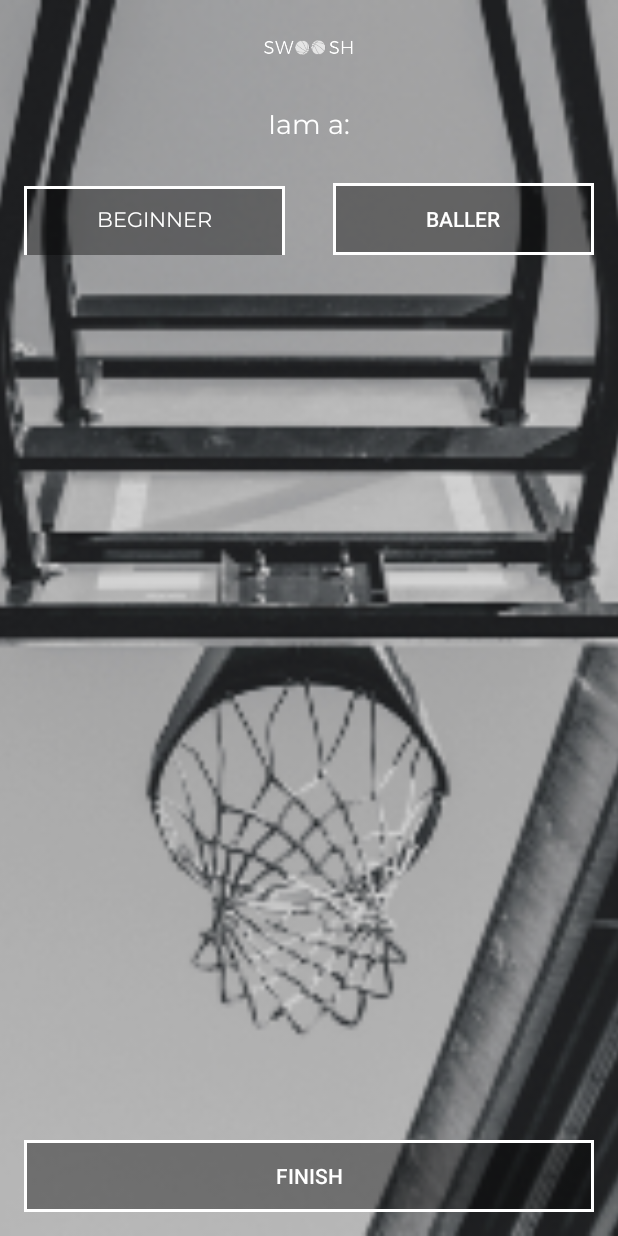
After one commit to iOSMobileBrian/SwooshClone, an Android app: the SkillActivity screen opened directly, with no data from a screen before it, on a phone screen of 412 x 824 dp. The commit adds this screen. Run offline under Robolectric (Android 15) with nearby library versions, the phone set to English and light mode, and no system bars.

Commit message:
Lesson 4- added new activity, layout, and intent

```diff
--- a/app/src/main/AndroidManifest.xml
+++ b/app/src/main/AndroidManifest.xml
@@ -9,6 +9,10 @@
             android:roundIcon="@mipmap/ic_launcher_round"
             android:supportsRtl="true"
             android:theme="@style/AppTheme">
+        <activity android:name=".SkillActivity">
+        </activity>
+        <activity android:name=".BaseActivity">
+        </activity>
         <activity android:name=".LeagueActivity">
         </activity>
         <activity android:name=".MainActivity">
--- a/app/src/main/java/com/swoosh/brian/swooshclone/MainActivity.kt
+++ b/app/src/main/java/com/swoosh/brian/swooshclone/MainActivity.kt
@@ -5,7 +5,7 @@ import android.support.v7.app.AppCompatActivity
 import android.os.Bundle
 import kotlinx.android.synthetic.main.activity_main.*
 
-class MainActivity : AppCompatActivity() {
+class MainActivity : BaseActivity() {
 
     override fun onCreate(savedInstanceState: Bundle?) {
         super.onCreate(savedInstanceState)
--- /dev/null
+++ b/app/src/main/java/com/swoosh/brian/swooshclone/SkillActivity.kt
@@ -0,0 +1,12 @@
+package com.swoosh.brian.swooshclone
+
+import android.support.v7.app.AppCompatActivity
+import android.os.Bundle
+
+class SkillActivity : AppCompatActivity() {
+
+    override fun onCreate(savedInstanceState: Bundle?) {
+        super.onCreate(savedInstanceState)
+        setContentView(R.layout.activity_skill)
+    }
+}
--- a/app/src/main/res/layout/activity_league.xml
+++ b/app/src/main/res/layout/activity_league.xml
@@ -64,8 +64,9 @@
             android:text="@string/next"
             android:layout_width="0dp"
             android:layout_height="wrap_content"
-            android:id="@+id/button5" app:layout_constraintStart_toStartOf="parent"
+            android:id="@+id/leagueNextBtn" app:layout_constraintStart_toStartOf="parent"
             app:layout_constraintEnd_toEndOf="parent"
             app:layout_constraintBottom_toBottomOf="@+id/imageView3" android:background="@drawable/swoosh_button"
-            android:fontFamily="@font/montserrat" android:textColor="@android:color/white"/>
+            android:fontFamily="@font/montserrat" android:textColor="@android:color/white"
+            android:onClick="leagueNextClick"/>
 </android.support.constraint.ConstraintLayout>
--- /dev/null
+++ b/app/src/main/res/layout/activity_skill.xml
@@ -0,0 +1,66 @@
+<?xml version="1.0" encoding="utf-8"?>
+<android.support.constraint.ConstraintLayout
+        xmlns:android="http://schemas.android.com/apk/res/android"
+        xmlns:tools="http://schemas.android.com/tools"
+        xmlns:app="http://schemas.android.com/apk/res-auto"
+        android:layout_width="match_parent"
+        android:layout_height="match_parent"
+        tools:context=".SkillActivity">
+
+    <ImageView
+            android:layout_width="0dp"
+            android:layout_height="0dp" app:srcCompat="@drawable/beginnerballerbg"
+            android:id="@+id/imageView4"
+            app:layout_constraintTop_toTopOf="parent"
+            app:layout_constraintBottom_toBottomOf="parent" app:layout_constraintStart_toStartOf="parent"
+            app:layout_constraintEnd_toEndOf="parent" android:scaleType="centerCrop"
+            android:contentDescription="@string/beginner_baller"/>
+
+    <ImageView
+            android:layout_width="wrap_content"
+            android:layout_height="wrap_content" app:srcCompat="@drawable/swooshlogo"
+            android:id="@+id/imageView2" android:layout_marginTop="24dp"
+            app:layout_constraintTop_toTopOf="parent" app:layout_constraintStart_toStartOf="parent"
+            android:layout_marginStart="8dp" app:layout_constraintEnd_toEndOf="parent" android:layout_marginEnd="8dp"
+            android:scaleType="fitCenter" android:contentDescription="@string/swoosh_logo"/>
+    <TextView
+            android:text="@string/iam_a"
+            android:layout_width="wrap_content"
+            android:layout_height="wrap_content"
+            android:id="@+id/textView5" android:fontFamily="@font/montserrat"
+            android:textSize="18sp" android:layout_marginTop="32dp"
+            app:layout_constraintTop_toBottomOf="@+id/imageView2" android:layout_marginEnd="8dp"
+            app:layout_constraintEnd_toEndOf="parent" android:layout_marginStart="8dp"
+            app:layout_constraintStart_toStartOf="parent" android:textColor="@android:color/white"/>
+    <LinearLayout
+            android:orientation="horizontal"
+            android:layout_width="0dp"
+            android:layout_height="wrap_content" android:layout_marginTop="24dp"
+            app:layout_constraintTop_toBottomOf="@+id/textView5" app:layout_constraintStart_toStartOf="parent"
+            android:layout_marginStart="16dp" app:layout_constraintEnd_toEndOf="parent" android:layout_marginEnd="16dp">
+        <ToggleButton
+                android:text="@string/beginner"
+                android:layout_width="wrap_content"
+                android:layout_height="wrap_content" android:id="@+id/toggleButton4" android:layout_weight="1"
+                android:textOff="@string/beginner" android:textOn="@string/beginner"
+                android:textColor="@android:color/white"
+                android:fontFamily="@font/montserrat" android:background="@drawable/swoosh_toogle"
+                android:layout_marginEnd="16dp"/>
+        <ToggleButton
+                android:text="@string/baller"
+                android:layout_width="wrap_content"
+                android:layout_height="wrap_content" android:id="@+id/toggleButton5" android:layout_weight="1"
+                android:textOff="@string/baller" android:textOn="@string/baller"
+                android:textColor="@android:color/white" android:background="@drawable/swoosh_toogle"
+                android:layout_marginStart="16dp"/>
+    </LinearLayout>
+    <Button
+            android:text="@string/finish"
+            android:layout_width="0dp"
+            android:layout_height="wrap_content"
+            android:id="@+id/button" app:layout_constraintStart_toStartOf="parent" android:layout_marginStart="16dp"
+            app:layout_constraintEnd_toEndOf="parent" android:layout_marginEnd="16dp" android:layout_marginBottom="16dp"
+            app:layout_constraintBottom_toBottomOf="@+id/imageView4" android:background="@drawable/swoosh_button"
+            android:textColor="@android:color/white"/>
+
+</android.support.constraint.ConstraintLayout>
--- a/app/src/main/res/values/strings.xml
+++ b/app/src/main/res/values/strings.xml
@@ -7,4 +7,11 @@
     <string name="text">Text</string>
     <string name="todo">TODO</string>
     <string name="next">Next</string>
+    <string name="swoosh_logo">swoosh_logo</string>
+    <string name="beginner_baller">Beginner Baller</string>
+    <string name="iam_a">Iam a:</string>
+    <string name="beginner">Beginner</string>
+    <string name="baller">Baller</string>
+    <string name="finish">Finish</string>
+
 </resources>
```
Also changed, not shown: app/src/main/java/com/swoosh/brian/swooshclone/BaseActivity.kt (added, +57 -0 lines), app/src/main/java/com/swoosh/brian/swooshclone/LeagueActivity.kt (+9 -1 lines).
